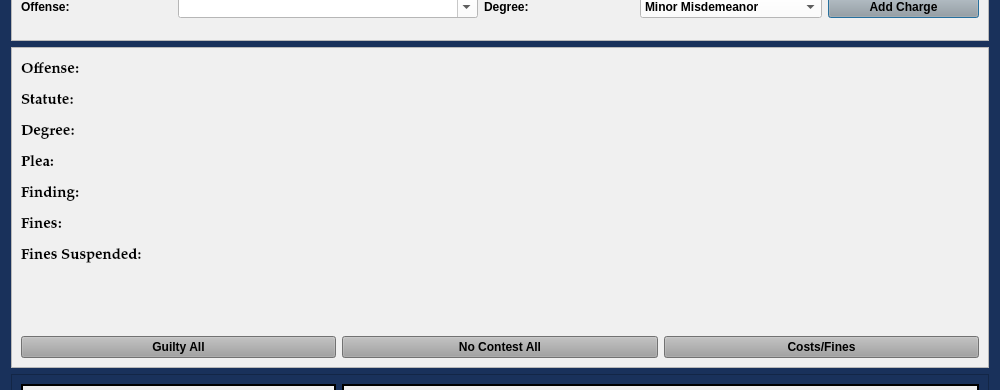
Above: resources/ui/MinorMisdemeanorDialog.ui from HunterProgram22/MuniEntry before the change; both pictures show x 0 to 1000 and y 190 to 580 of the 1000 by 789 pixel window. Below: the same form after it.
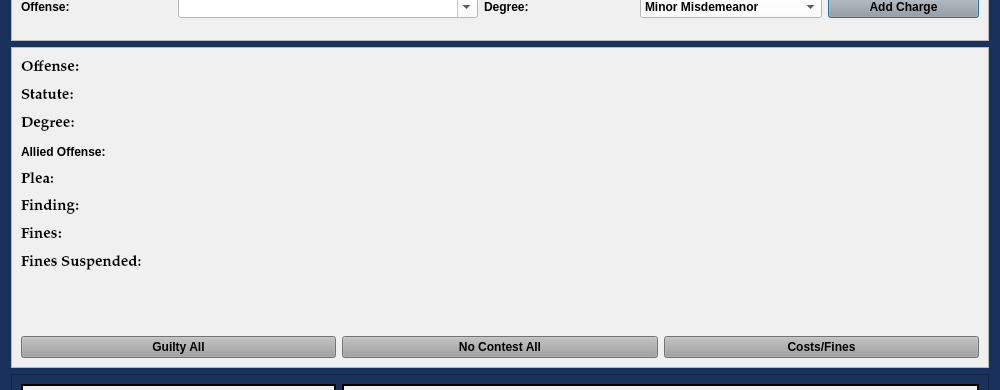
That is the form after the change.

Commit message: Added allied checkbox - not functional yet

What changed in the file:
```diff
--- a/resources/ui/MinorMisdemeanorDialog.ui
+++ b/resources/ui/MinorMisdemeanorDialog.ui
@@ -460,22 +460,6 @@
         <item row="0" column="0" colspan="3">
          <layout class="QGridLayout" name="charges_gridLayout">
           <item row="4" column="0">
-           <widget class="QLabel" name="label_14">
-            <property name="font">
-             <font>
-              <family>Palatino Linotype</family>
-              <pointsize>11</pointsize>
-              <weight>75</weight>
-              <italic>false</italic>
-              <bold>true</bold>
-             </font>
-            </property>
-            <property name="text">
-             <string>Finding:</string>
-            </property>
-           </widget>
-          </item>
-          <item row="3" column="0">
            <widget class="QLabel" name="plea_label_1">
             <property name="font">
              <font>
@@ -491,6 +475,77 @@
             </property>
            </widget>
           </item>
+          <item row="5" column="0">
+           <widget class="QLabel" name="label_14">
+            <property name="font">
+             <font>
+              <family>Palatino Linotype</family>
+              <pointsize>11</pointsize>
+              <weight>75</weight>
+              <italic>false</italic>
+              <bold>true</bold>
+             </font>
+            </property>
+            <property name="text">
+             <string>Finding:</string>
+            </property>
+           </widget>
+          </item>
+          <item row="7" column="0">
+           <widget class="QLabel" name="label_10">
+            <property name="font">
+             <font>
+              <family>Palatino Linotype</family>
+              <pointsize>11</pointsize>
+              <weight>75</weight>
+              <italic>false</italic>
+              <bold>true</bold>
+             </font>
+            </property>
+            <property name="text">
+             <string>Fines Suspended:</string>
+            </property>
+           </widget>
+          </item>
+          <item row="9" column="0">
+           <widget class="QLabel" name="label_5">
+            <property name="text">
+             <string/>
+            </property>
+           </widget>
+          </item>
+          <item row="2" column="0">
+           <widget class="QLabel" name="label_20">
+            <property name="font">
+             <font>
+              <family>Palatino Linotype</family>
+              <pointsize>11</pointsize>
+              <weight>75</weight>
+              <italic>false</italic>
+              <bold>true</bold>
+             </font>
+            </property>
+            <property name="text">
+             <string>Degree:</string>
+            </property>
+           </widget>
+          </item>
+          <item row="6" column="0">
+           <widget class="QLabel" name="label_17">
+            <property name="font">
+             <font>
+              <family>Palatino Linotype</family>
+              <pointsize>11</pointsize>
+              <weight>75</weight>
+              <italic>false</italic>
+              <bold>true</bold>
+             </font>
+            </property>
+            <property name="text">
+             <string>Fines:</string>
+            </property>
+           </widget>
+          </item>
           <item row="0" column="0">
            <widget class="QLabel" name="offense_label_1">
             <property name="font">
@@ -526,68 +581,20 @@
             </property>
            </widget>
           </item>
-          <item row="5" column="0">
-           <widget class="QLabel" name="label_17">
-            <property name="font">
-             <font>
-              <family>Palatino Linotype</family>
-              <pointsize>11</pointsize>
-              <weight>75</weight>
-              <italic>false</italic>
-              <bold>true</bold>
-             </font>
-            </property>
-            <property name="text">
-             <string>Fines:</string>
-            </property>
-           </widget>
-          </item>
-          <item row="7" column="0">
-           <widget class="QLabel" name="label_4">
-            <property name="text">
-             <string/>
-            </property>
-           </widget>
-          </item>
-          <item row="2" column="0">
-           <widget class="QLabel" name="label_20">
-            <property name="font">
-             <font>
-              <family>Palatino Linotype</family>
-              <pointsize>11</pointsize>
-              <weight>75</weight>
-              <italic>false</italic>
-              <bold>true</bold>
-             </font>
-            </property>
-            <property name="text">
-             <string>Degree:</string>
-            </property>
-           </widget>
-          </item>
-          <item row="6" column="0">
-           <widget class="QLabel" name="label_10">
-            <property name="font">
-             <font>
-              <family>Palatino Linotype</family>
-              <pointsize>11</pointsize>
-              <weight>75</weight>
-              <italic>false</italic>
-              <bold>true</bold>
-             </font>
-            </property>
-            <property name="text">
-             <string>Fines Suspended:</string>
-            </property>
-           </widget>
-          </item>
           <item row="8" column="0">
-           <widget class="QLabel" name="label_5">
+           <widget class="QLabel" name="label_4">
             <property name="text">
              <string/>
             </property>
            </widget>
           </item>
+          <item row="3" column="0">
+           <widget class="QLabel" name="label_7">
+            <property name="text">
+             <string>Allied Offense:</string>
+            </property>
+           </widget>
+          </item>
          </layout>
         </item>
         <item row="1" column="0">
```
The commit also changes 3 other files.
